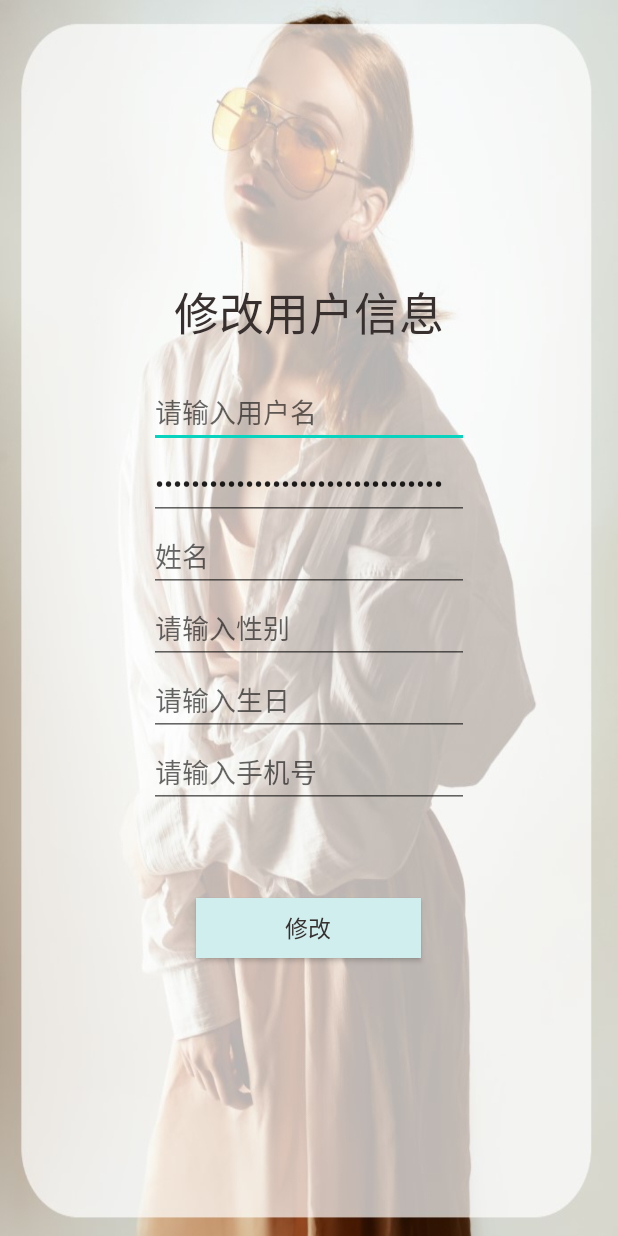
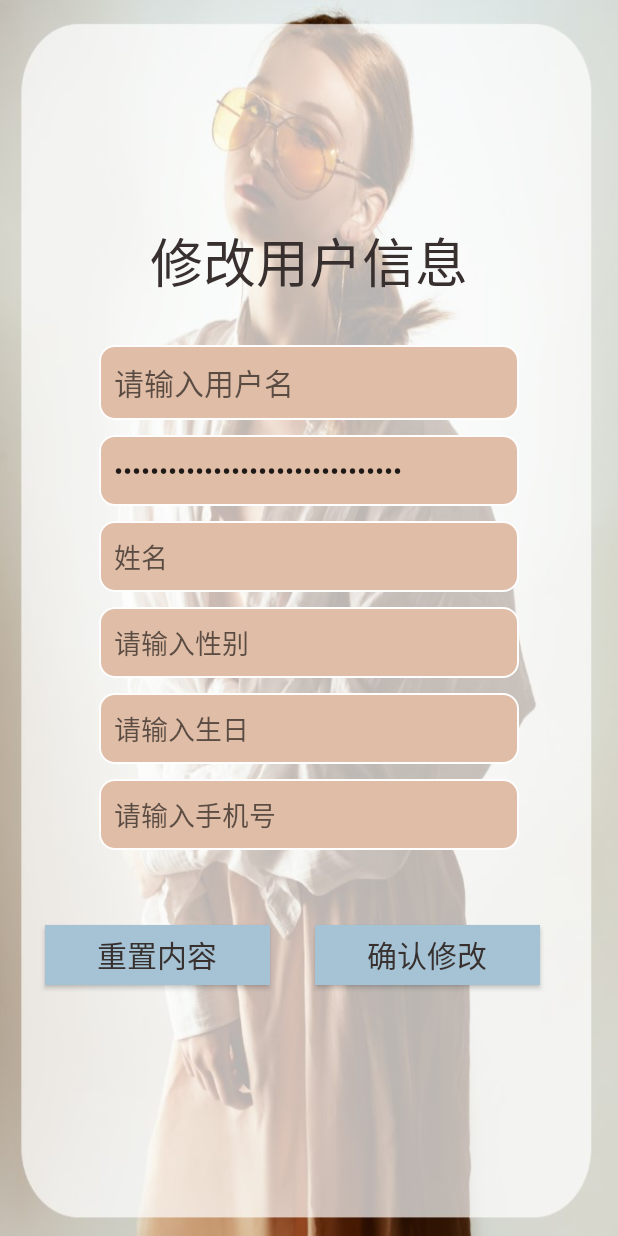
Before and after one commit to AJiang0826/ClothingRentalSystem, an Android app: the admin_editer_user screen opened directly, with no data from a screen before it, after a tap on an icon or button, on a phone screen of 412 x 824 dp. Run offline under Robolectric (Android 15) with nearby library versions, the phone set to English and light mode, and no system bars.

Commit message:
wxh commit

```diff
--- a/app/src/main/AndroidManifest.xml
+++ b/app/src/main/AndroidManifest.xml
@@ -49,7 +49,7 @@
         <activity android:name="com.example.administrator.ClothingRentalSystem.admin.houtai_admin.admin_content" />
         <activity android:name="com.example.administrator.ClothingRentalSystem.admin.houtai_admin.admin_select_message" />
         <activity android:name="com.example.administrator.ClothingRentalSystem.admin.houtai_admin.admin_manager_book" />
-        <activity android:name="com.example.administrator.ClothingRentalSystem.admin.houtai_admin.admin_manager_reader" />
+        <activity android:name="com.example.administrator.ClothingRentalSystem.admin.houtai_admin.admin_manager_user" />
         <activity android:name="com.example.administrator.ClothingRentalSystem.admin.houtai_admin.select_user_admin" />
         <activity android:name="com.example.administrator.ClothingRentalSystem.admin.houtai_admin.admin_add_user" />
         <activity android:name="com.example.administrator.ClothingRentalSystem.admin.houtai_admin.admin_delete_user" />
--- a/app/src/main/java/com/example/administrator/ClothingRentalSystem/admin/houtai_admin/admin_add_user.java
+++ b/app/src/main/java/com/example/administrator/ClothingRentalSystem/admin/houtai_admin/admin_add_user.java
@@ -26,7 +26,7 @@ public class admin_add_user extends BaseActivity {
     @Override
     protected void onCreate(Bundle savedInstanceState) {
         super.onCreate(savedInstanceState);
-        setContentView(R.layout.activity_admin_add_reader);
+        setContentView(R.layout.activity_admin_add_user);
         init();//出实话界面
     }
 
@@ -75,7 +75,7 @@ public class admin_add_user extends BaseActivity {
                 cursor.close();
                 help.insert(values);
                 Toast.makeText(admin_add_user.this, "用户添加成功", Toast.LENGTH_LONG).show();
-                Intent intent = new Intent(admin_add_user.this, admin_manager_reader.class);
+                Intent intent = new Intent(admin_add_user.this, admin_manager_user.class);
                 startActivity(intent);
                 ActivityCollector.finishAll();
             }
--- a/app/src/main/java/com/example/administrator/ClothingRentalSystem/admin/houtai_admin/admin_content.java
+++ b/app/src/main/java/com/example/administrator/ClothingRentalSystem/admin/houtai_admin/admin_content.java
@@ -52,7 +52,7 @@ public class admin_content extends AppCompatActivity {
         manReader_bt.setOnClickListener(new View.OnClickListener() {
             @Override
             public void onClick(View view) {
-                Intent intent=new Intent(admin_content.this,admin_manager_reader.class);
+                Intent intent=new Intent(admin_content.this, admin_manager_user.class);
                 startActivity(intent);
             }
         });
--- a/app/src/main/java/com/example/administrator/ClothingRentalSystem/admin/houtai_admin/admin_delete_user.java
+++ b/app/src/main/java/com/example/administrator/ClothingRentalSystem/admin/houtai_admin/admin_delete_user.java
@@ -40,7 +40,7 @@ public class admin_delete_user extends AppCompatActivity {
         back_bt.setOnClickListener(new View.OnClickListener() {
             @Override
             public void onClick(View view) {
-                Intent intent = new Intent(admin_delete_user.this, admin_manager_reader.class);
+                Intent intent = new Intent(admin_delete_user.this, admin_manager_user.class);
                 startActivity(intent);
             }
         });
--- a/app/src/main/java/com/example/administrator/ClothingRentalSystem/admin/houtai_admin/admin_editer_user.java
+++ b/app/src/main/java/com/example/administrator/ClothingRentalSystem/admin/houtai_admin/admin_editer_user.java
@@ -36,7 +36,7 @@ public class admin_editer_user extends AppCompatActivity {
         back_bt.setOnClickListener(new View.OnClickListener() {
             @Override
             public void onClick(View view) {
-                Intent intent = new Intent(admin_editer_user.this, admin_manager_reader.class);
+                Intent intent = new Intent(admin_editer_user.this, admin_manager_user.class);
                 startActivity(intent);
             }
         });
--- a/app/src/main/res/layout/activity_admin_manager_reader.xml
+++ b/app/src/main/res/layout/activity_admin_manager_reader.xml
@@ -6,7 +6,7 @@
     android:layout_height="match_parent"
     android:orientation="vertical"
     android:background="@drawable/bg"
-    tools:context="com.example.administrator.ClothingRentalSystem.admin.houtai_admin.admin_manager_reader">
+    tools:context="com.example.administrator.ClothingRentalSystem.admin.houtai_admin.admin_manager_user">
 
     <RelativeLayout
         android:layout_width="match_parent"
--- a/app/src/main/res/layout/activity_admin_update_user.xml
+++ b/app/src/main/res/layout/activity_admin_update_user.xml
@@ -9,70 +9,103 @@
     android:background="@drawable/bg"
     tools:context="com.example.administrator.ClothingRentalSystem.admin.registerActivity">
 
+
+
     <TextView
         android:id="@+id/textView"
         android:layout_width="match_parent"
         android:layout_height="wrap_content"
         android:text="修改用户信息"
         android:gravity="center"
-        android:layout_marginBottom="20dp"
+        android:layout_marginTop="30dp"
+        android:layout_marginBottom="30dp"
         android:textColor="#37302F"
-        android:textSize="30sp"/>
+        android:textSize="35sp"/>
+
 
     <EditText
         android:id="@+id/r_name"
-        android:layout_width="wrap_content"
+        android:layout_width="280dp"
         android:layout_height="wrap_content"
-        android:ems="10"
+        android:background="@drawable/admin_user"
+        android:ems="20"
+        android:hint="请输入用户名"
         android:inputType="textPersonName"
-        android:hint="请输入用户名" />
+        android:textSize="20sp" />
 
     <EditText
         android:id="@+id/r_password"
-        android:layout_width="wrap_content"
+        android:layout_width="280dp"
         android:layout_height="wrap_content"
-        android:ems="10"
+        android:layout_marginTop="10dp"
+        android:background="@drawable/admin_user"
+        android:ems="20"
         android:inputType="textPassword"
         android:hint="请输入密码"/>
 
     <EditText
         android:id="@+id/user_name"
-        android:layout_width="wrap_content"
+        android:layout_width="280dp"
         android:layout_height="wrap_content"
-        android:ems="10"
+        android:layout_marginTop="10dp"
+        android:background="@drawable/admin_user"
+        android:ems="20"
         android:hint="姓名"/>
+
     <EditText
         android:id="@+id/r_sex"
-        android:layout_width="wrap_content"
+        android:layout_width="280dp"
         android:layout_height="wrap_content"
-        android:ems="10"
+        android:layout_marginTop="10dp"
+        android:background="@drawable/admin_user"
+        android:ems="20"
         android:hint="请输入性别" />
 
     <EditText
         android:id="@+id/r_birthday"
-        android:layout_width="wrap_content"
+        android:layout_width="280dp"
         android:layout_height="wrap_content"
-        android:ems="10"
+        android:layout_marginTop="10dp"
+        android:background="@drawable/admin_user"
+        android:ems="20"
         android:hint="请输入生日"/>
     <EditText
         android:id="@+id/r_phone"
-        android:layout_width="wrap_content"
+        android:layout_width="280dp"
         android:layout_height="wrap_content"
-        android:ems="10"
+        android:layout_marginTop="10dp"
+        android:background="@drawable/admin_user"
+        android:ems="20"
         android:hint="请输入手机号" />
-
-
+    <LinearLayout
+        android:layout_width="match_parent"
+        android:layout_height="100dp"
+        android:layout_marginTop="40dp"
+        android:orientation="horizontal">
+        <Button
+            android:id="@+id/r_register_resetting"
+            android:layout_width="150dp"
+            android:layout_height="40dp"
+            android:layout_marginLeft="30dp"
+            android:layout_marginTop="10dp"
+            android:background="#a5c3d4"
+            android:text="重置内容"
+            android:textColor="#37302F"
+            android:textSize="20sp" />
     <Button
         android:id="@+id/r_register"
         android:layout_width="150dp"
         android:layout_height="40dp"
-        android:layout_marginTop="60dp"
-        android:text="修改"
+        android:layout_marginTop="10dp"
+        android:layout_marginLeft="30dp"
+        android:text="确认修改"
         android:layout_alignBaseline="@+id/r_back"
         android:layout_alignBottom="@+id/r_back"
         android:layout_alignRight="@+id/r_password"
         android:layout_alignEnd="@+id/r_password"
-        android:background="#D1EEEE"
+        android:background="#a5c3d4"
         android:textColor="#37302F"
-        android:textSize="15sp"/>
+        android:textSize="20sp"/>
+
 </LinearLayout>
+</LinearLayout>
--- a/app/src/main/res/layout/activity_select_reader_admin.xml
+++ b/app/src/main/res/layout/activity_select_reader_admin.xml
@@ -14,7 +14,7 @@
             android:id="@+id/search_name"
             android:layout_width="match_parent"
             android:layout_height="wrap_content"
-            android:hint="请输入搜素的用户名"
+            android:hint="请输入搜索的用户名"
             android:layout_weight="0.3"/>
 
         <Button
@@ -22,7 +22,7 @@
             android:layout_width="match_parent"
             android:layout_height="wrap_content"
             android:layout_weight="0.7"
-            android:background="#B8D6DA"
+            android:background="#a5c3d4"
             android:shadowRadius="20"
             android:text="搜索用户" />
     </LinearLayout>
```
Also changed, not shown: app/src/main/java/com/example/administrator/ClothingRentalSystem/admin/houtai_admin/admin_manager_user.java (renamed from app/src/main/java/com/example/administrator/ClothingRentalSystem/admin/houtai_admin/admin_manager_reader.java, +11 -11 lines), app/src/main/res/layout/activity_admin_add_user.xml (renamed from app/src/main/res/layout/activity_admin_add_reader.xml).
